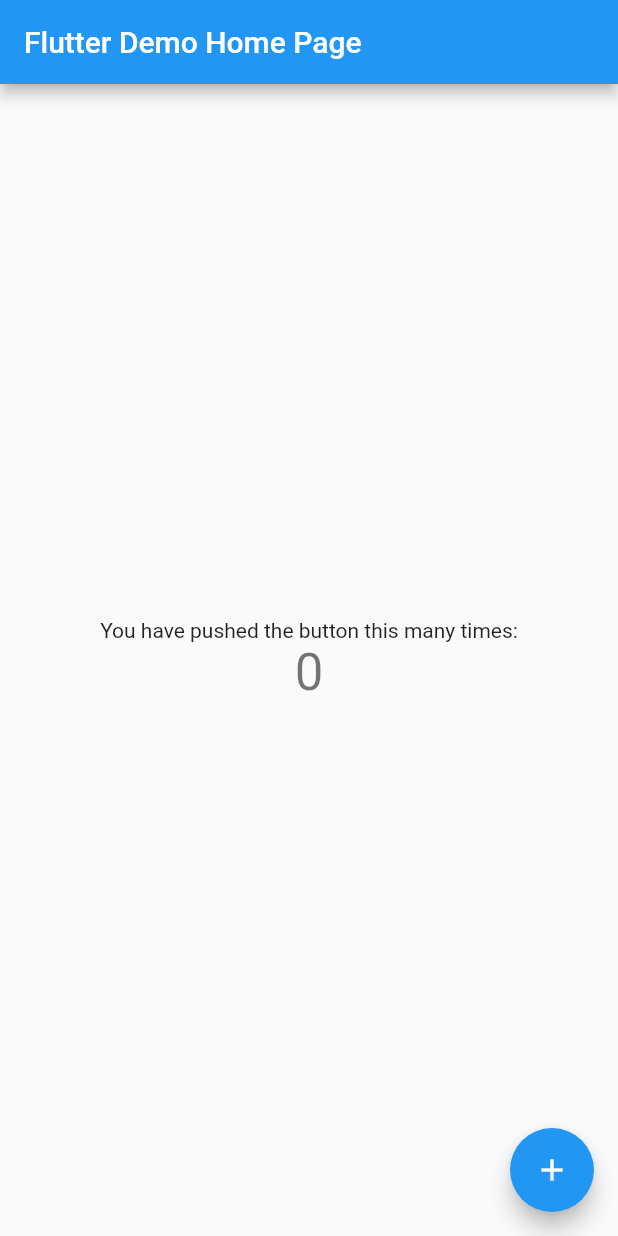
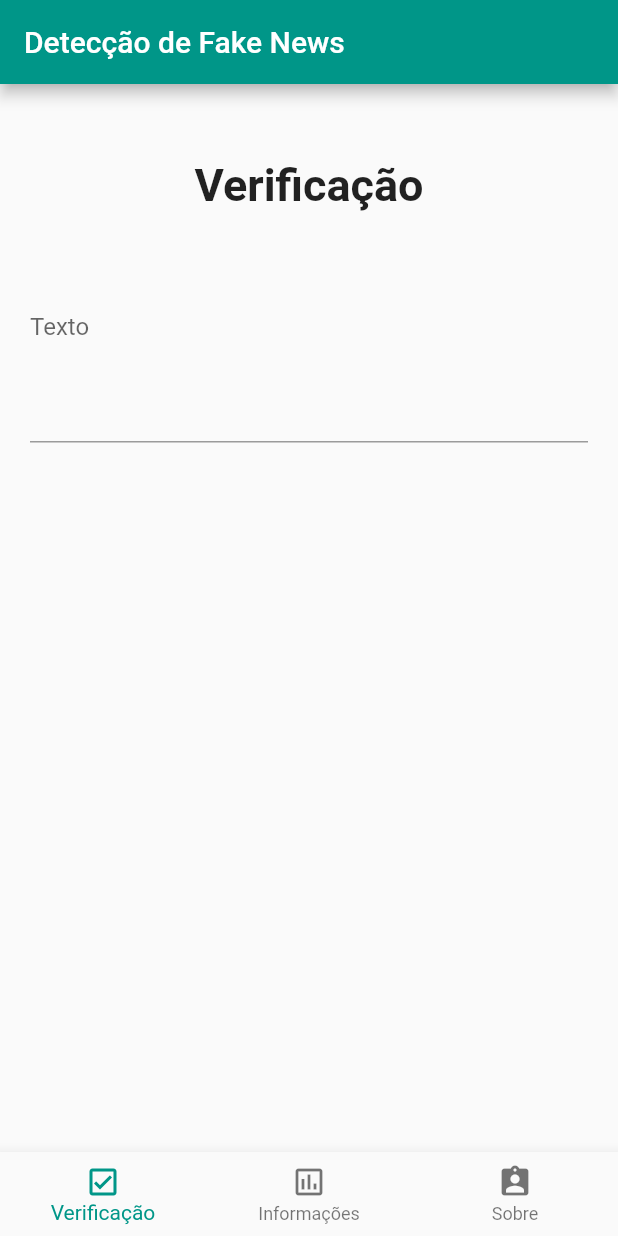
Before and after one commit to omathiasschulz/flutter_app_example, a Flutter app: the screen it shows after launch, on a phone screen of 412 x 824 dp. Run offline on Flutter 3.47's test engine with Material 2 defaults, Android fonts, the light colour scheme and no system bars.

Commit message:
[ADD] Adicionado as tres paginas, Verificacao, Informacao e Sobre e adicionado dois assets sobre logo e governo

```diff
--- a/lib/main.dart
+++ b/lib/main.dart
@@ -1,113 +1,255 @@
 import 'package:flutter/material.dart';
 
-void main() {
-  runApp(MyApp());
-}
+void main() => runApp(MyApp());
 
+// style dos titulos
+const optionStyle = TextStyle(fontSize: 30, fontWeight: FontWeight.bold);
+// número de notícias verificadas
+var numNoticias = 19897;
+
+// widget principal da aplicação
 class MyApp extends StatelessWidget {
-  // This widget is the root of your application.
-  @override
   Widget build(BuildContext context) {
     return MaterialApp(
-      title: 'Flutter Demo',
-      theme: ThemeData(
-        // This is the theme of your application.
-        //
-        // Try running your application with "flutter run". You'll see the
-        // application has a blue toolbar. Then, without quitting the app, try
-        // changing the primarySwatch below to Colors.green and then invoke
-        // "hot reload" (press "r" in the console where you ran "flutter run",
-        // or simply save your changes to "hot reload" in a Flutter IDE).
-        // Notice that the counter didn't reset back to zero; the application
-        // is not restarted.
-        primarySwatch: Colors.blue,
-      ),
-      home: MyHomePage(title: 'Flutter Demo Home Page'),
+      home: Start(),
     );
   }
 }
 
-class MyHomePage extends StatefulWidget {
-  MyHomePage({Key key, this.title}) : super(key: key);
-
-  // This widget is the home page of your application. It is stateful, meaning
-  // that it has a State object (defined below) that contains fields that affect
-  // how it looks.
-
-  // This class is the configuration for the state. It holds the values (in this
-  // case the title) provided by the parent (in this case the App widget) and
-  // used by the build method of the State. Fields in a Widget subclass are
-  // always marked "final".
-
-  final String title;
-
-  @override
-  _MyHomePageState createState() => _MyHomePageState();
+class Start extends StatefulWidget {
+  Start({Key key}) : super(key: key);
+  _Start createState() => _Start();
 }
 
-class _MyHomePageState extends State<MyHomePage> {
-  int _counter = 0;
+class _Start extends State {
+  // variavel que controla a página atual
+  var _currentPage = 0;
+  var _pages = [
+    PageVerificacao(),
+    PageInformacoes(),
+    PageSobre(),
+  ];
 
-  void _incrementCounter() {
+  Widget build(BuildContext context) {
+    return MaterialApp(
+      home: Scaffold(
+        appBar: AppBar(title: Text('Detecção de Fake News')),
+        body: Center(child: _pages.elementAt(_currentPage)),
+        bottomNavigationBar: BottomNavigationBar(
+          items: [
+            BottomNavigationBarItem(
+              icon: Icon(Icons.check_box_outlined),
+              label: 'Verificação',
+            ),
+            BottomNavigationBarItem(
+              icon: Icon(Icons.assessment_outlined),
+              label: 'Informações',
+            ),
+            BottomNavigationBarItem(
+              icon: Icon(Icons.assignment_ind_rounded),
+              label: 'Sobre',
+            ),
+          ],
+          currentIndex: _currentPage,
+          fixedColor: Colors.teal,
+          onTap: (int inIndex) {
             setState(() {
-      // This call to setState tells the Flutter framework that something has
-      // changed in this State, which causes it to rerun the build method below
-      // so that the display can reflect the updated values. If we changed
-      // _counter without calling setState(), then the build method would not be
-      // called again, and so nothing would appear to happen.
-      _counter++;
+              _currentPage = inIndex;
             });
           }
+        ),
+      ),
+      theme: ThemeData(
+        primarySwatch: Colors.teal,
+      ),
+    );
+  }
+}
 
-  @override
+// objeto Noticia
+class Noticia {
+  String titulo = '';
+  String texto = '';
+  String email = '';
+}
+
+// pagina de verificação
+// ignore: must_be_immutable
+class PageVerificacao extends StatelessWidget {
+  GlobalKey<FormState> _formKey = new GlobalKey<FormState>();
+  Noticia _noticia = new Noticia();
+
   Widget build(BuildContext context) {
-    // This method is rerun every time setState is called, for instance as done
-    // by the _incrementCounter method above.
-    //
-    // The Flutter framework has been optimized to make rerunning build methods
-    // fast, so that you can just rebuild anything that needs updating rather
-    // than having to individually change instances of widgets.
     return Scaffold(
-      appBar: AppBar(
-        // Here we take the value from the MyHomePage object that was created by
-        // the App.build method, and use it to set our appbar title.
-        title: Text(widget.title),
+      body: Container(
+        padding: EdgeInsets.only(right: 20, left: 20, top: 50),
+        child: Form(
+          key: this._formKey,
+          child: Column(
+            children: [
+              // verificacao
+              Text('Verificação', style: optionStyle),
+              // campo nome
+              TextFormField(
+                keyboardType: TextInputType.multiline,
+                minLines: 6,
+                maxLines: null,
+                validator: (String value) {
+                  if (value.length == 0) {
+                    return 'O campo de nome é obrigatório';
+                  }
+                  return null;
+                },
+                onSaved: (String value) {
+                  this._noticia.texto = value;
+                },
+                decoration: InputDecoration(
+                    hintText: '',
+                    labelText: 'Texto',
                 ),
-      body: Center(
-        // Center is a layout widget. It takes a single child and positions it
-        // in the middle of the parent.
+              ),
+              // // campo cpf
+              // TextFormField(
+              //   keyboardType: TextInputType.text,
+              //   validator: (String value) {
+              //     print(value);
+              //     if (value.length != 11) {
+              //       return 'O campo de CPF é obrigatório e deve possuir 11 caracteres';
+              //     }
+              //     return null;
+              //   },
+              //   onSaved: (String value) {
+              //     this._usuario.cpf = value;
+              //   },
+              //   decoration: InputDecoration(
+              //       hintText: 'xxxyyyzzzww',
+              //       labelText: 'CPF (Sem pontuação)',
+              //   ),
+              // ),
+              // // campo email
+              // TextFormField(
+              //   keyboardType: TextInputType.name,
+              //   validator: (String value) {
+              //     print(value);
+              //     if (value.length == 0) {
+              //       return 'O campo de e-mail é obrigatório';
+              //     }
+              //     return null;
+              //   },
+              //   onSaved: (String value) {
+              //     this._usuario.email = value;
+              //   },
+              //   decoration: InputDecoration(
+              //       hintText: 'nome@servidor',
+              //       labelText: 'E-mail',
+              //   ),
+              // ),
+              // // botão
+              // Padding(
+              //   padding: EdgeInsets.only(top: 16, left: 250),
+              //   child: ElevatedButton(
+              //     onPressed: () {
+              //       if (_formKey.currentState.validate()) {
+              //         // informa uma mensagem de sucesso
+              //         ScaffoldMessenger.of(context).showSnackBar(SnackBar(
+              //           content: Text('Vacinação registrada com sucesso! '),
+              //           action: SnackBarAction(label: 'Fechar', onPressed:(){}),
+              //         ));
+              //         // apresenta algumas informações
+              //         print('=> Cadastro do usuário: ');
+              //         print('Nome: ${_usuario.nome}');
+              //         print('E-mail: ${_usuario.email}');
+              //         print('CPF: ${_usuario.cpf}');
+              //         _formKey.currentState.save();
+              //         numVacinas += 1;
+              //         // reseta o formulário
+              //         _formKey.currentState.reset();
+              //       }
+              //     },
+              //     child: Text('Gravar'),
+              //   ),
+              // ),
+            ],
+          ),
+        ),
+      ),
+    );
+  }
+}
+
+// pagina de informações sobre as notícias
+// ignore: must_be_immutable
+class PageInformacoes extends StatelessWidget {
+  GlobalKey<FormState> _formKey = new GlobalKey<FormState>();
+
+  Widget build(BuildContext context) {
+    return Scaffold(
+      body: Container(
+        padding: EdgeInsets.only(right: 20, left: 20, top: 50),
+        child: Form(
+          key: this._formKey,
           child: Column(
-          // Column is also a layout widget. It takes a list of children and
-          // arranges them vertically. By default, it sizes itself to fit its
-          // children horizontally, and tries to be as tall as its parent.
-          //
-          // Invoke "debug painting" (press "p" in the console, choose the
-          // "Toggle Debug Paint" action from the Flutter Inspector in Android
-          // Studio, or the "Toggle Debug Paint" command in Visual Studio Code)
-          // to see the wireframe for each widget.
-          //
-          // Column has various properties to control how it sizes itself and
-          // how it positions its children. Here we use mainAxisAlignment to
-          // center the children vertically; the main axis here is the vertical
-          // axis because Columns are vertical (the cross axis would be
-          // horizontal).
-          mainAxisAlignment: MainAxisAlignment.center,
-          children: <Widget>[
-            Text(
-              'You have pushed the button this many times:',
+            children: [
+              Align(
+                alignment: Alignment.center,
+                child: Text('Informações', style: optionStyle),
               ),
-            Text(
-              '$_counter',
-              style: Theme.of(context).textTheme.headline4,
+              Padding(
+                padding: EdgeInsets.only(top: 30),
+                child: Align(
+                  alignment: Alignment.centerLeft,
+                  child: Text(
+                    'Número de notícias verificadas: '
+                       + numNoticias.toString(),
+                    style: TextStyle(fontSize: 20),
+                  ),
+                ),
               ),
             ],
           ),
         ),
-      floatingActionButton: FloatingActionButton(
-        onPressed: _incrementCounter,
-        tooltip: 'Increment',
-        child: Icon(Icons.add),
-      ), // This trailing comma makes auto-formatting nicer for build methods.
+      ),
     );
   }
 }
+
+// pagina sobre as informações do aplicativo
+// ignore: must_be_immutable
+class PageSobre extends StatelessWidget {
+  GlobalKey<FormState> _formKey = new GlobalKey<FormState>();
+
+  Widget build(BuildContext context) {
+    return Scaffold(
+      body: Container(
+        padding: EdgeInsets.only(right: 20, left: 20, top: 50),
+        child: Form(
+          key: this._formKey,
+          child: Column(
+            children: [
+              Align(
+                alignment: Alignment.center,
+                child: Text('Sobre', style: optionStyle),
+              ),
+              Padding(
+                padding: EdgeInsets.only(top: 30, bottom: 30),
+                child: Align(
+                  alignment: Alignment.center,
+                  child: Text(
+                    'Mathias Artur Schulz',
+                    style: TextStyle(fontSize: 20, fontWeight: FontWeight.bold),
+                  ),
+                ),
+              ),
+              Image.asset(
+                'imagens/logo.png',
+              ),
+              Image.asset(
+                'imagens/governo.jpg',
+              ),
+            ],
+          ),
+        ),
+      ),
+    );
+  }
+}
--- a/pubspec.yaml
+++ b/pubspec.yaml
@@ -45,9 +45,9 @@
   uses-material-design: true
 
   # To add assets to your application, add an assets section, like this:
-  # assets:
-  #   - images/a_dot_burr.jpeg
-  #   - images/a_dot_ham.jpeg
+  assets:
+    - imagens/governo.jpg
+    - imagens/logo.png
 
   # An image asset can refer to one or more resolution-specific "variants", see
   # https://flutter.dev/assets-and-images/#resolution-aware.
```
Also changed, not shown: imagens/governo.jpg (added), imagens/logo.png (added). Lines whose indentation alone changed are shown as unchanged.
